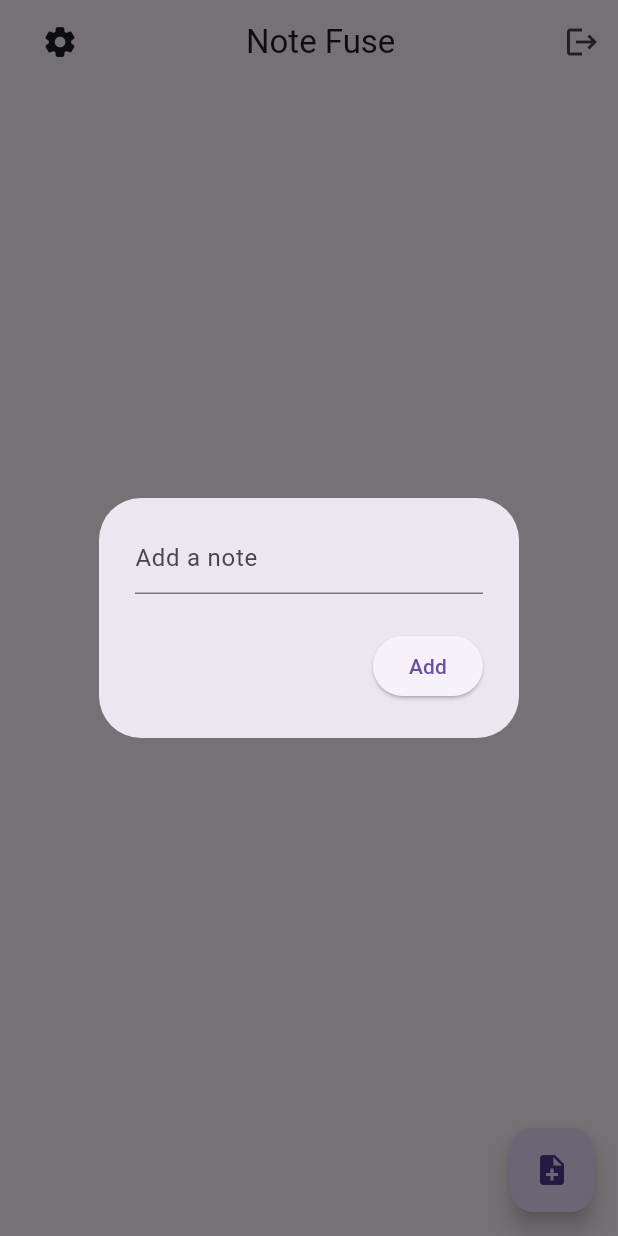
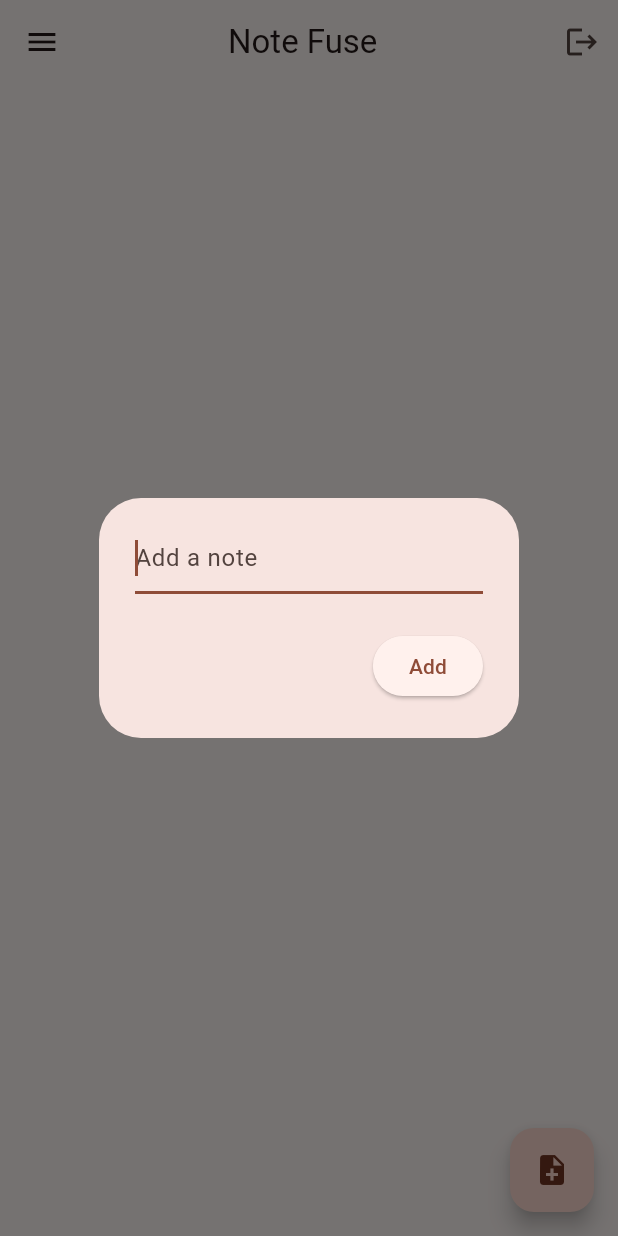
Before and after one commit to WesamAbadi/NoteFuse, a Flutter app: the HomePage screen opened directly, after a tap on the "note add" icon, on a phone screen of 412 x 824 dp. Run offline on Flutter 3.47's test engine with Material 3 defaults, Android fonts, the phone set to English and light mode, and no system bars; our stand-ins replace cloud_firestore, dynamic_color, firebase_auth, firebase_core, google_sign_in; accounts and stored records are empty.

Commit message:
add theming & compact view

```diff
--- a/lib/pages/home_page.dart
+++ b/lib/pages/home_page.dart
@@ -16,12 +16,16 @@ class _HomePageState extends State<HomePage> {
 
   final TextEditingController textController = TextEditingController();
 
+  bool _switchValue = false;
+
   void openAddNoteDialog({String? docId, String? noteText}) {
     textController.text = noteText ?? "";
     showDialog(
         context: context,
         builder: (context) => AlertDialog(
               content: TextField(
+                maxLines: null,
+                autofocus: true,
                 controller: textController,
                 decoration: const InputDecoration(hintText: "Add a note"),
               ),
@@ -47,15 +51,8 @@ class _HomePageState extends State<HomePage> {
       appBar: AppBar(
         title: Row(
           children: [
-            IconButton(
-              icon: const Icon(
-                  Icons.settings_rounded), // Replace with your desired icon
-              onPressed: () {
-                // Add your onPressed logic here
-              },
-            ),
             const SizedBox(
-                width: 100), // Add spacing between the button and title
+                width: 80), // Add spacing between the button and title
             const Text("Note Fuse"), // Your title
           ],
         ),
@@ -68,6 +65,42 @@ class _HomePageState extends State<HomePage> {
             },
           ),
         ],
+      ),
+      drawer: Drawer(
+        child: ListView(padding: EdgeInsets.zero, children: [
+          Container(
+            height: 100,
+            child: const DrawerHeader(
+              child: Text('Settings'),
+            ),
+          ),
+          ListTile(
+            title: const Text('Item 1'),
+            onTap: () {
+              // Handle item 1 tap
+            },
+          ),
+          ListTile(
+            title: const Text('Item 2'),
+            onTap: () {
+              // Handle item 2 tap
+            },
+          ),
+          SwitchListTile(
+            title: const Text('Compact View'),
+            value:
+                _switchValue, // Provide the value of your switch (true/false)
+            onChanged: (bool value) {
+              // Update the state of the switch
+              setState(() {
+                _switchValue = value;
+              });
+
+              // Perform any action based on the switch state change
+              // For example, you can toggle some settings or perform some action
+            },
+          ),
+        ]),
       ),
       floatingActionButton: FloatingActionButton(
         onPressed: () => {openAddNoteDialog()},
@@ -140,20 +173,24 @@ class _HomePageState extends State<HomePage> {
                         }
                       },
                       child: ListTile(
-                        title: Text(
-                          noteText,
-                          style: const TextStyle(
-                            fontSize: 14,
-                          ),
-                        ),
+                        title: _switchValue
+                            ? Text(
+                                noteText.length > 30
+                                    ? '${noteText.substring(0, 30)}...'
+                                    : noteText,
+                                style: const TextStyle(fontSize: 14),
+                                maxLines: 1,
+                              )
+                            : Text(
+                                noteText,
+                                style: const TextStyle(fontSize: 14),
+                              ),
                         trailing: IconButton(
                           icon: const Icon(Icons.edit),
                           onPressed: () {
                             openAddNoteDialog(docId: docId, noteText: noteText);
-                            // Add functionality for editing the note
                           },
                         ),
-                        // You can add more styling or additional widgets here
                       ),
                     ),
                   );
--- a/pubspec.yaml
+++ b/pubspec.yaml
@@ -39,6 +39,7 @@ dependencies:
   cloud_firestore: ^4.15.8
   firebase_auth: ^4.17.8
   google_sign_in: ^6.2.1
+  dynamic_color: ^1.7.0
 
 dev_dependencies:
   flutter_test:
```
Also changed, not shown: lib/main.dart (+6 -3 lines), pubspec.lock, 5 other files.
